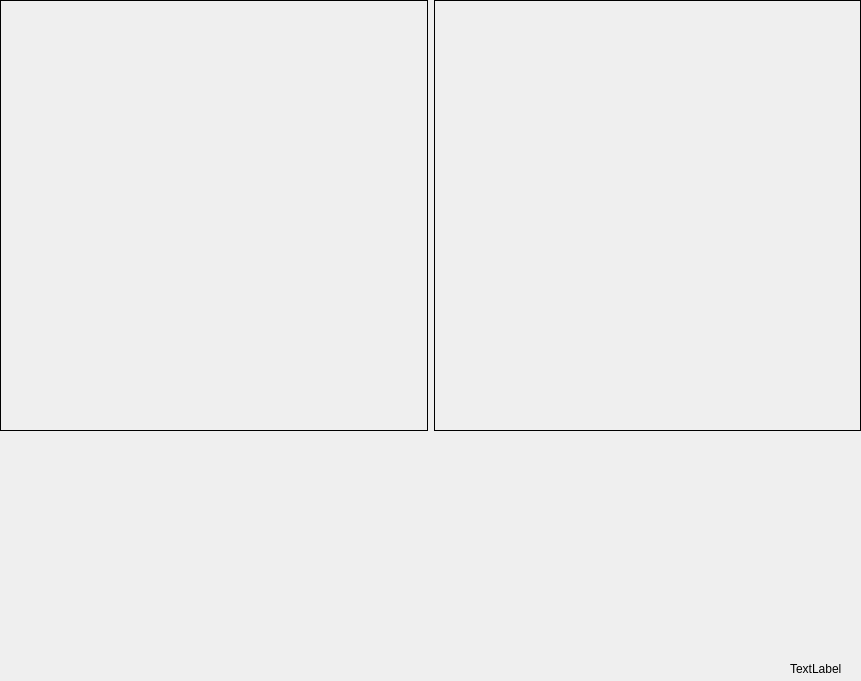
Qt form StereoVision/widgetcalibration.ui (dzikipasterz/StareoVision) before a commit.
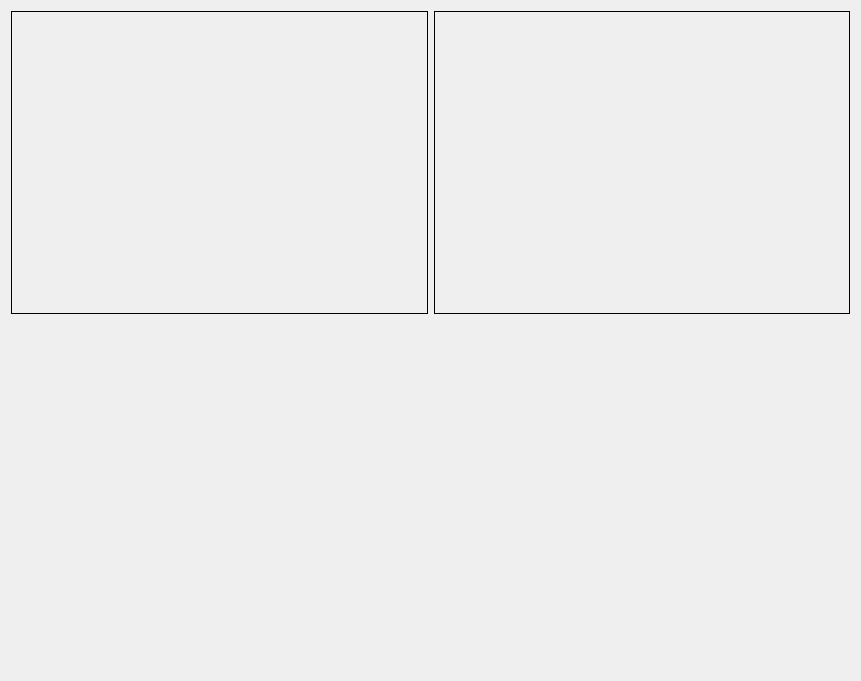
The same form after that commit.

The edit to the form file:
```diff
--- a/StereoVision/widgetcalibration.ui
+++ b/StereoVision/widgetcalibration.ui
@@ -16,27 +16,29 @@
     <height>681</height>
    </size>
   </property>
-  <property name="maximumSize">
-   <size>
-    <width>861</width>
-    <height>681</height>
-   </size>
-  </property>
   <property name="windowTitle">
    <string>Form</string>
   </property>
-  <widget class="QWidget" name="gridLayoutWidget">
-   <property name="geometry">
-    <rect>
-     <x>0</x>
-     <y>0</y>
-     <width>861</width>
-     <height>431</height>
-    </rect>
-   </property>
+  <layout class="QVBoxLayout" name="verticalLayout">
+   <item>
    <layout class="QGridLayout" name="gridLayout">
+     <property name="sizeConstraint">
+      <enum>QLayout::SetNoConstraint</enum>
+     </property>
     <item row="0" column="0">
-     <widget class="QLabel" name="label">
+      <widget class="QLabel" name="labelLeftDisplay">
+       <property name="minimumSize">
+        <size>
+         <width>412</width>
+         <height>303</height>
+        </size>
+       </property>
+       <property name="sizeIncrement">
+        <size>
+         <width>1</width>
+         <height>1</height>
+        </size>
+       </property>
       <property name="frameShape">
        <enum>QFrame::Box</enum>
       </property>
@@ -46,7 +48,19 @@
      </widget>
     </item>
     <item row="0" column="1">
-     <widget class="QLabel" name="label_2">
+      <widget class="QLabel" name="labelRightDisplay">
+       <property name="minimumSize">
+        <size>
+         <width>412</width>
+         <height>303</height>
+        </size>
+       </property>
+       <property name="sizeIncrement">
+        <size>
+         <width>1</width>
+         <height>1</height>
+        </size>
+       </property>
       <property name="frameShape">
        <enum>QFrame::Box</enum>
       </property>
@@ -56,20 +70,21 @@
      </widget>
     </item>
    </layout>
-  </widget>
-  <widget class="QLabel" name="label_3">
-   <property name="geometry">
-    <rect>
-     <x>790</x>
-     <y>660</y>
-     <width>67</width>
-     <height>17</height>
-    </rect>
-   </property>
-   <property name="text">
-    <string>TextLabel</string>
-   </property>
-  </widget>
+   </item>
+   <item>
+    <spacer name="verticalSpacer">
+     <property name="orientation">
+      <enum>Qt::Vertical</enum>
+     </property>
+     <property name="sizeHint" stdset="0">
+      <size>
+       <width>20</width>
+       <height>40</height>
+      </size>
+     </property>
+    </spacer>
+   </item>
+  </layout>
  </widget>
  <resources/>
  <connections/>
```
Lines whose indentation alone changed are shown as unchanged.
